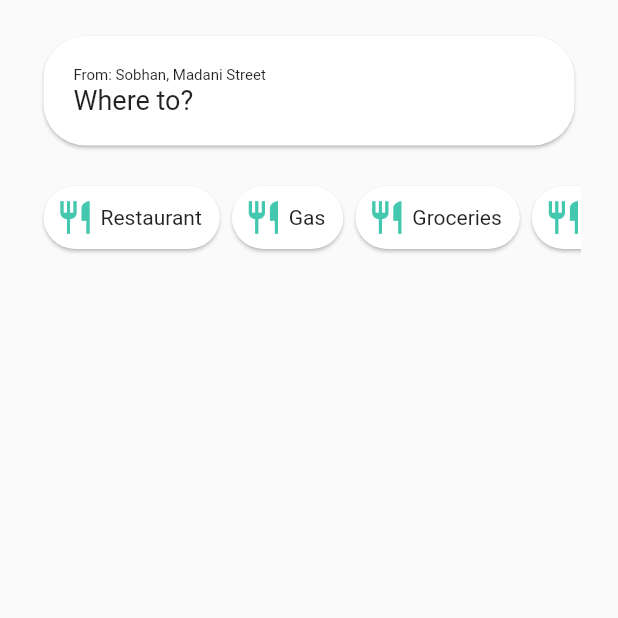
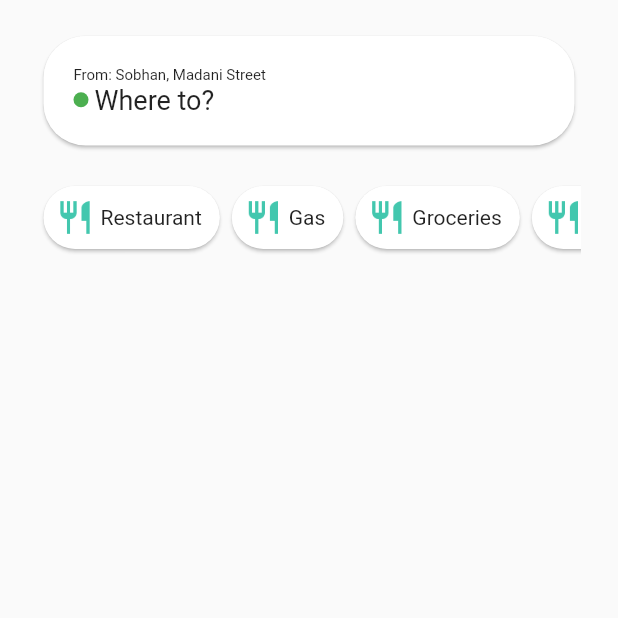
Before and after one commit to JAbozarOid/flutter-cast, a Flutter app: the screen it shows after launch, on a phone screen of 412 x 824 dp, the top half of it. Run offline on Flutter 3.47's test engine with Material 2 defaults, Android fonts, the light colour scheme and no system bars.

Commit message:
create_bullet_for_whereto_card

```diff
--- a/lib/ui/search/search_screen.dart
+++ b/lib/ui/search/search_screen.dart
@@ -35,7 +35,25 @@ class _SearchScreenState extends State<SearchScreen> {
                           'From: Sobhan, Madani Street',
                           style: TextStyle(fontSize: 10),
                         ),
-                        Text('Where to?', style: TextStyle(fontSize: 18))
+                        Row(
+                          mainAxisAlignment: MainAxisAlignment.start,
+                          children: [
+                            // create a green bullet
+                            Container(
+                              width: 10,
+                              height: 10,
+                              decoration: new BoxDecoration(
+                                color: Colors.green,
+                                shape: BoxShape.circle,
+                              ),
+                            ),
+                            Padding(
+                                padding:
+                                    const EdgeInsets.symmetric(horizontal: 4),
+                                child: Text('Where to?',
+                                    style: TextStyle(fontSize: 18)))
+                          ],
+                        ),
                       ],
                     ),
                   ),
```
